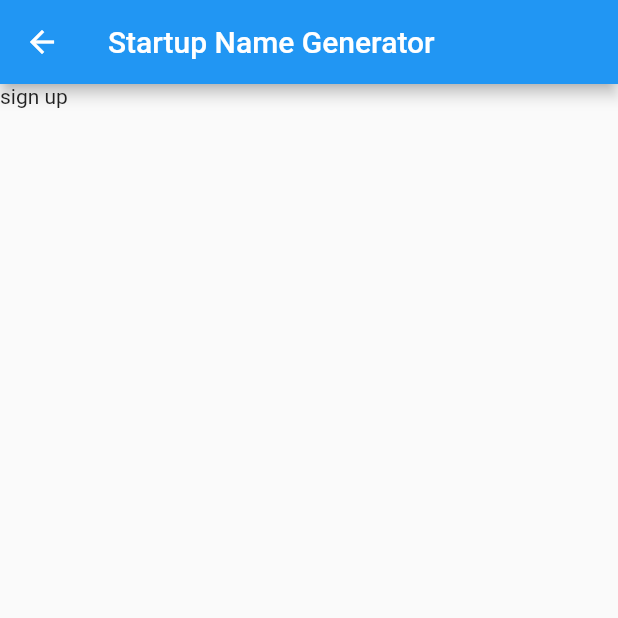
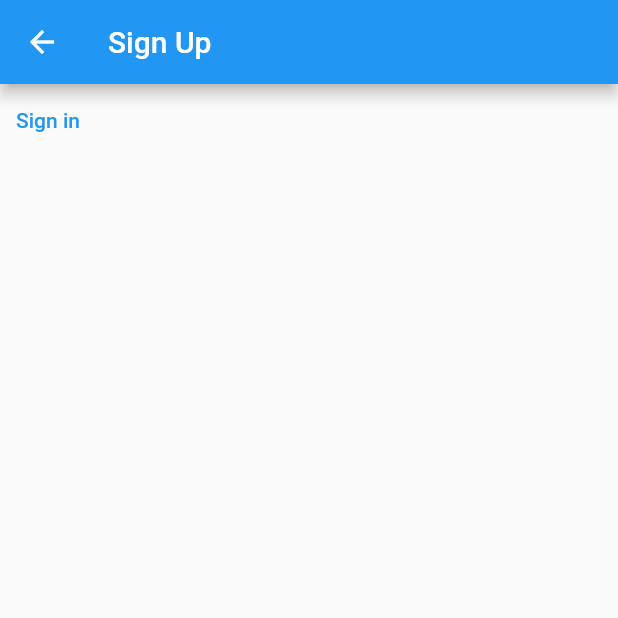
Before and after one commit to alextanhongpin/flutter-auth, a Flutter app: the SignUpPage screen opened by its route, on a phone screen of 412 x 824 dp, the top half of it. Run offline on Flutter 3.47's test engine with Material 2 defaults, Android fonts, the phone set to English and light mode, and no system bars.

Commit message:
chore: update sign-in flow

```diff
--- a/lib/pages/signin.dart
+++ b/lib/pages/signin.dart
@@ -59,8 +59,9 @@ class _SignInPageState extends State<SignInPage> {
                             password: _password
                         );
                       } catch (error) {
+                        print("got error: ${error.toString()}");
                         setState(() {
-                          _error = error;
+                          _error = error.toString();
                         });
                       }
                     }
--- a/lib/pages/signup.dart
+++ b/lib/pages/signup.dart
@@ -5,9 +5,18 @@ class SignUpPage extends StatelessWidget {
   Widget build(BuildContext context) {
     return Scaffold(
         appBar: AppBar(
-          title: Text('Startup Name Generator'),
+          title: Text('Sign Up'),
         ),
-        body: Text('sign up')
+        body: Column(
+          children: <Widget>[
+            TextButton(
+                child: Text("Sign in"),
+                onPressed: () {
+                  Navigator.pushNamed(context, '/signin');
+                }
+            )
+          ]
+        )
     );
   }
 }
```
Also changed, not shown: lib/main.dart (+8 -1 lines), lib/pages/about.dart (added, +13 -0 lines), lib/pages/home.dart (+17 -10 lines), lib/services/auth.dart (+7 -9 lines).
